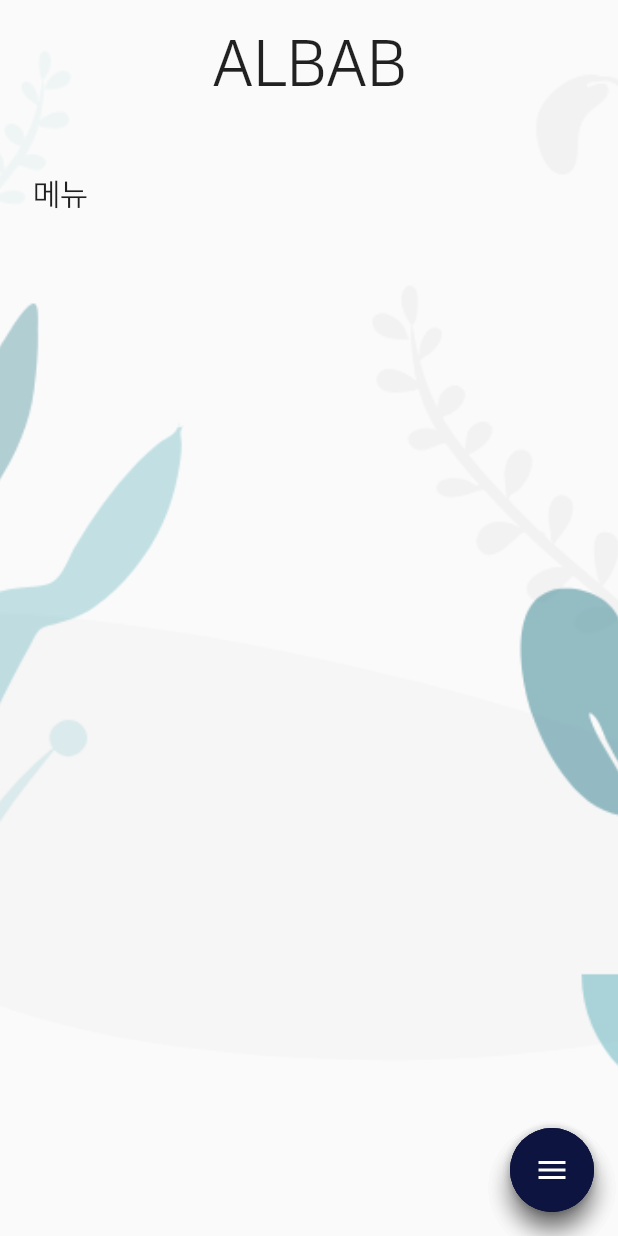
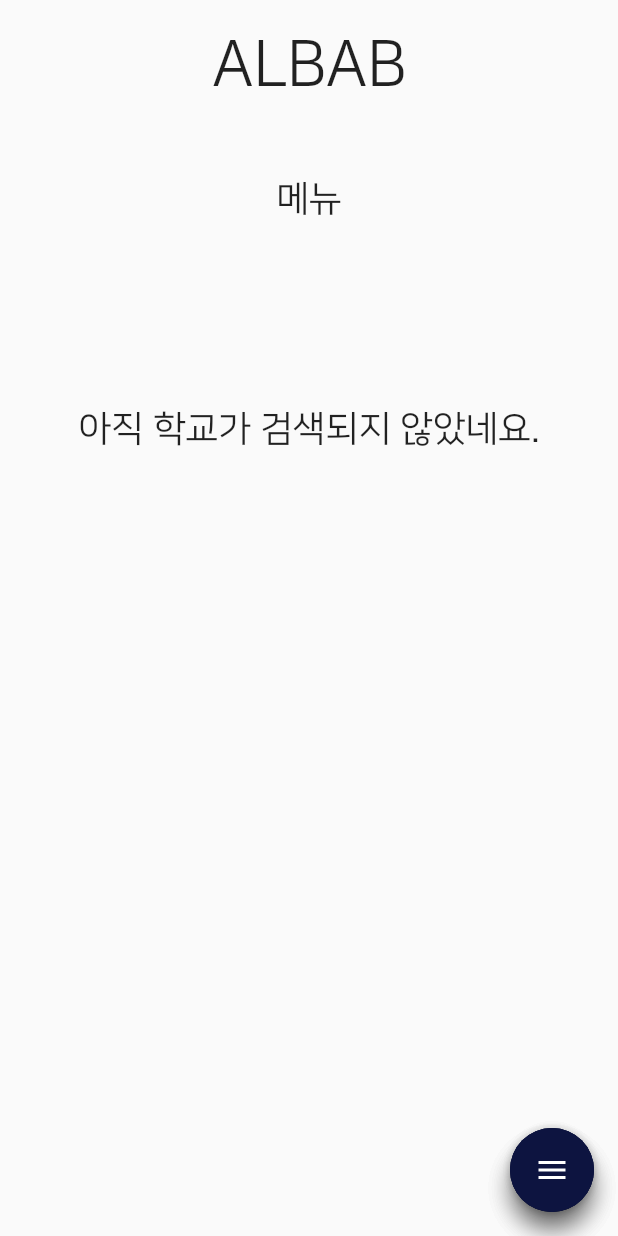
Before and after one commit to JoMinSeo/AlBab, a Flutter app: the screen it shows after launch, after a tap on "시작", on a phone screen of 412 x 824 dp. Run offline on Flutter 3.47's test engine with Material 2 defaults, Android fonts, the phone set to English and light mode, and no system bars; our stand-ins replace date_format, flutter_swiper.

```diff
--- a/albab/lib/components/floating_menu.dart
+++ b/albab/lib/components/floating_menu.dart
@@ -1,6 +1,5 @@
 import 'package:albab/Constants/constants.dart';
 import 'package:albab/screen/schoolsearch/school_search.dart';
-import 'package:albab/services/sizes/sizeconfig.dart';
 import 'package:flutter/animation.dart';
 import 'package:flutter/material.dart';
 
--- a/albab/lib/main.dart
+++ b/albab/lib/main.dart
@@ -1,6 +1,8 @@
+import 'package:albab/Constants/constants.dart';
 import 'package:albab/providers/meal_search_provider.dart';
 import 'package:albab/providers/school_search_provider.dart';
 import 'package:albab/providers/school_select_provider.dart';
+import 'package:albab/providers/swiper_provider.dart';
 import 'package:albab/screen/prepare/prepare_page.dart';
 import 'package:flutter/material.dart';
 import 'package:provider/provider.dart';
@@ -20,10 +22,14 @@ class MyApp extends StatelessWidget {
         ),
         ChangeNotifierProvider.value(
           value: MealSearchProvider(),
+        ),
+        ChangeNotifierProvider.value(
+          value: SwiperProvider(),
         )
       ],
       child: MaterialApp(
         title: 'AlBab',
+        debugShowCheckedModeBanner: false,
         theme: ThemeData(primaryColor: Color(0xFF067302)),
         home: PreparePage(),
       ),
--- a/albab/lib/model/search_model.dart
+++ b/albab/lib/model/search_model.dart
@@ -1,47 +1,47 @@
 import 'package:flutter/material.dart';
 
-class SearchModel {
+class SchoolModel {
   List<Object> get props => [status, message, data];
 
   final int status;
   final String message;
-  final List<SearchDataModel> data;
+  final List<SchoolDataModel> data;
 
-  SearchModel({this.status, this.message, this.data});
+  SchoolModel({this.status, this.message, this.data});
 
-  factory SearchModel.fromJson(Map<String, dynamic> json, bool makeData) {
+  factory SchoolModel.fromJson(Map<String, dynamic> json, bool makeData) {
     if (makeData) {
-      return SearchModel(
+      return SchoolModel(
         status: json["status"],
         message: json["message"],
-        data: (json["data"]["school"] as List ).map( (e) => SearchDataModel.fromJson(e)).toList(),
+        data: (json["data"]["school"] as List ).map( (e) => SchoolDataModel.fromJson(e)).toList(),
       );
     }
-    return SearchModel(
+    return SchoolModel(
       status: json["status"],
       message: json["message"],
     );
   }
 }
 
-class SearchDataModel {
+class SchoolDataModel {
   final String school_name;
   final String school_locate;
   final String office_code;
   final String school_id;
 
-  SearchDataModel(
+  SchoolDataModel(
       {@required this.school_name,
         @required this.school_locate,
         @required this.office_code,
         @required this.school_id});
 
-  factory SearchDataModel.fromJson(Map<String, dynamic> json) => SearchDataModel(
+  factory SchoolDataModel.fromJson(Map<String, dynamic> json) => json == null ? empty : SchoolDataModel(
     school_name: json["school_name"],
     school_locate: json["school_locate"],
     office_code: json["office_code"],
     school_id: json["school_id"],
   );
 
-  static SearchDataModel empty = SearchDataModel(school_name: null, school_locate: null, office_code: null, school_id: null);
+  static SchoolDataModel empty = SchoolDataModel(school_name: "", school_locate: "", office_code: "", school_id: "");
 }
--- a/albab/lib/providers/meal_search_provider.dart
+++ b/albab/lib/providers/meal_search_provider.dart
@@ -3,11 +3,11 @@ import 'package:albab/model/search_model.dart';
 import 'package:albab/services/network/meal_data.dart';
 import 'package:flutter/cupertino.dart';
 
-enum MealStatus { unloading, complete, loading }
+enum MealStatus { uncomplete, complete, loading }
 
 class MealSearchProvider extends ChangeNotifier{
-  MealStatus _status = MealStatus.unloading;
-  MealModel mealModel;
+  MealStatus _status = MealStatus.uncomplete;
+  MealModel mealModel = MealModel.empty;
 
   MealStatus get status => _status;
 
@@ -15,6 +15,8 @@ class MealSearchProvider extends ChangeNotifier{
     _status = val;
     notifyListeners();
   }
+
+
 
   Future<void> mealSearch(String schoolId, String officeCode, DateTime date) async{
     status = MealStatus.loading;
@@ -25,7 +27,7 @@ class MealSearchProvider extends ChangeNotifier{
       status = MealStatus.complete;
       return;
     }
-    status = MealStatus.unloading;
+    status = MealStatus.uncomplete;
     return;
   }
 }
--- a/albab/lib/providers/school_search_provider.dart
+++ b/albab/lib/providers/school_search_provider.dart
@@ -4,11 +4,19 @@ import 'package:albab/model/search_model.dart';
 import 'package:albab/services/network/search_data.dart';
 import 'package:flutter/material.dart';
 
-enum SearchStatus { uncomplete, complete, loading }
+enum SearchStatus {
+  searching,
+  end_searching,
+  error_search,
+  initialization,
+  end_initialization,
+  saving,
+  end_saving,
+}
 
 class SchoolSearchProvider extends ChangeNotifier {
-  SearchStatus _status = SearchStatus.uncomplete;
-  SearchModel searchModel;
+  SearchStatus _status = SearchStatus.initialization;
+  SchoolModel searchModel;
 
   SearchStatus get status => _status;
 
@@ -18,14 +26,18 @@ class SchoolSearchProvider extends ChangeNotifier {
   }
 
   Future<void> schoolSearch(String schoolName) async {
-    status = SearchStatus.loading;
+    status = SearchStatus.searching;
     final response = await searchData(schoolName);
-    if (response.status == 200) {
+    try {
+      if (response.status == 200) {
+        searchModel = response;
+        status = SearchStatus.end_searching;
+        return;
+      }
       searchModel = response;
-      status = SearchStatus.complete;
-      return;
+      status = SearchStatus.error_search;
+    } on Exception {
+      status = SearchStatus.error_search;
     }
-    status = SearchStatus.uncomplete;
-    return;
   }
 }
--- a/albab/lib/providers/school_select_provider.dart
+++ b/albab/lib/providers/school_select_provider.dart
@@ -1,11 +1,13 @@
 import 'package:albab/model/search_model.dart';
 import 'package:flutter/material.dart';
 
-enum SelectStatus { unloading, complete, loading }
+enum SelectStatus { selecting,
+  end_selecting,
+  non_selecting, }
 
 class SchoolSelectProvider extends ChangeNotifier{
-  SelectStatus _status = SelectStatus.unloading;
-  SearchDataModel searchDataModel;
+  SelectStatus _status = SelectStatus.non_selecting;
+  SchoolDataModel schoolDataModel = SchoolDataModel.empty;
 
   SelectStatus get status => _status;
 
@@ -14,8 +16,8 @@ class SchoolSelectProvider extends ChangeNotifier{
     notifyListeners();
   }
 
-  void setData(List<SearchDataModel> searchDataModel, int index){
-    this.searchDataModel = searchDataModel[index];
+  void setData(List<SchoolDataModel> searchDataModel, int index){
+    this.schoolDataModel = searchDataModel[index];
     searchDataModel.clear();
   }
 }
--- /dev/null
+++ b/albab/lib/providers/swiper_provider.dart
@@ -0,0 +1,12 @@
+import 'package:flutter/material.dart';
+
+class SwiperProvider extends ChangeNotifier{
+  int _index = 0;
+
+  set index(val) {
+    _index = val;
+    notifyListeners();
+  }
+
+  get index => _index;
+}
--- a/albab/lib/screen/meals/meals_body.dart
+++ b/albab/lib/screen/meals/meals_body.dart
@@ -1,5 +1,5 @@
 import 'package:albab/Constants/constants.dart';
-import 'package:albab/components/menu_list.dart';
+import 'package:albab/components/menu_swiper.dart';
 import 'package:albab/providers/meal_search_provider.dart';
 import 'package:albab/providers/school_search_provider.dart';
 import 'package:albab/services/sizes/sizeconfig.dart';
@@ -15,14 +15,7 @@ class _MealsBodyState extends State<MealsBody>
     with AutomaticKeepAliveClientMixin {
   @override
   Widget build(BuildContext context) {
-    return DecoratedBox(
-      decoration: BoxDecoration(
-        image: DecorationImage(
-          image: AssetImage("assets/images/plants_back.png"),
-          fit: BoxFit.cover,
-        ),
-      ),
-      child: Column(
+    return Column(
       crossAxisAlignment: CrossAxisAlignment.start,
       children: <Widget>[
         Center(
@@ -38,15 +31,15 @@ class _MealsBodyState extends State<MealsBody>
           height: getProportionateScreenHeight(50),
         ),
         Padding(
-            padding: EdgeInsets.only(left: getProportionateScreenWidth(20)),
+          padding: EdgeInsets.only(bottom: getProportionateScreenWidth(12)),
+          child: Center(
             child: Text(
               "메뉴",
-              style: kNaNumRegular.copyWith(fontSize: 20),
+              style: kNaNumRegular.copyWith(fontSize: 24),
             ),
           ),
-          Padding(
-            padding: EdgeInsets.only(left: getProportionateScreenWidth(20)),
-            child: Container(
+        ),
+        Container(
           height: getProportionateScreenHeight(250),
           child: Consumer<MealSearchProvider>(
             builder: (ctx, cr, _) {
@@ -57,14 +50,16 @@ class _MealsBodyState extends State<MealsBody>
                   child: CircularProgressIndicator(),
                 );
               }else{
-                    return Container();
+                return Container(
+                  child: Center(
+                    child: Text("아직 학교가 검색되지 않았네요.", style: kNaNumRegular.copyWith(fontSize: 24),),
+                  ),
+                );
               }
             },
           ),
-            ),
-          ),
+        )
       ],
-      ),
     );
   }
 
--- a/albab/lib/screen/meals/meals_page.dart
+++ b/albab/lib/screen/meals/meals_page.dart
@@ -14,7 +14,7 @@ class _MealsPageState extends State<MealsPage> {
   Widget build(BuildContext context) {
     SizeConfig().init(context);
     return Scaffold(
-      body: MealsBody(),
+      body: SafeArea(child: MealsBody()),
       floatingActionButton: FloatingMenu(),
     );
   }
--- a/albab/lib/screen/prepare/prepare_page.dart
+++ b/albab/lib/screen/prepare/prepare_page.dart
@@ -9,7 +9,7 @@ class PreparePage extends StatelessWidget {
     SizeConfig().init(context);
     return Scaffold(
       backgroundColor: Colors.white,
-      body: PrepareBody(),
+      body: SafeArea(child: PrepareBody()),
     );
   }
 }
--- a/albab/lib/services/network/search_data.dart
+++ b/albab/lib/services/network/search_data.dart
@@ -6,14 +6,14 @@ import 'package:albab/model/search_model.dart';
 final client = http.Client();
 final baseUrl = "http://34.64.101.114";
 
-Future<SearchModel> searchData(String schoolName) async {
+Future<SchoolModel> searchData(String schoolName) async {
   try{
     final response = await client.get("$baseUrl/search?school_name=$schoolName",
       headers: {"Content-Type":"application/json"});
     if(response.statusCode == 200){
-      return SearchModel.fromJson(json.decode(response.body), true);
+      return SchoolModel.fromJson(json.decode(response.body), true);
     }else{
-      return SearchModel.fromJson(json.decode(response.body), false);
+      return SchoolModel.fromJson(json.decode(response.body), false);
     }
   }catch (e){
     return null;
--- a/albab/pubspec.yaml
+++ b/albab/pubspec.yaml
@@ -32,6 +32,7 @@ dependencies:
   convex_bottom_bar: ^2.4.1
   provider: ^4.3.2+2
   date_format: ^1.0.9
+  flutter_swiper: ^1.1.6
 
 dev_dependencies:
   flutter_test:
```
Also changed, not shown: albab/lib/components/menu_list.dart (deleted, +0 -63 lines), albab/lib/components/menu_swiper.dart (added, +105 -0 lines), albab/lib/components/menu_tile.dart (deleted, +0 -65 lines), albab/lib/model/meal_model.dart (+29 -10 lines), albab/lib/model/today_meal_model.dart (deleted, +0 -42 lines), albab/lib/screen/schoolsearch/school_search.dart (+34 -8 lines), albab/lib/services/network/today_meal_data.dart (deleted, +0 -21 lines), albab/pubspec.lock. Lines whose indentation alone changed are shown as unchanged.
